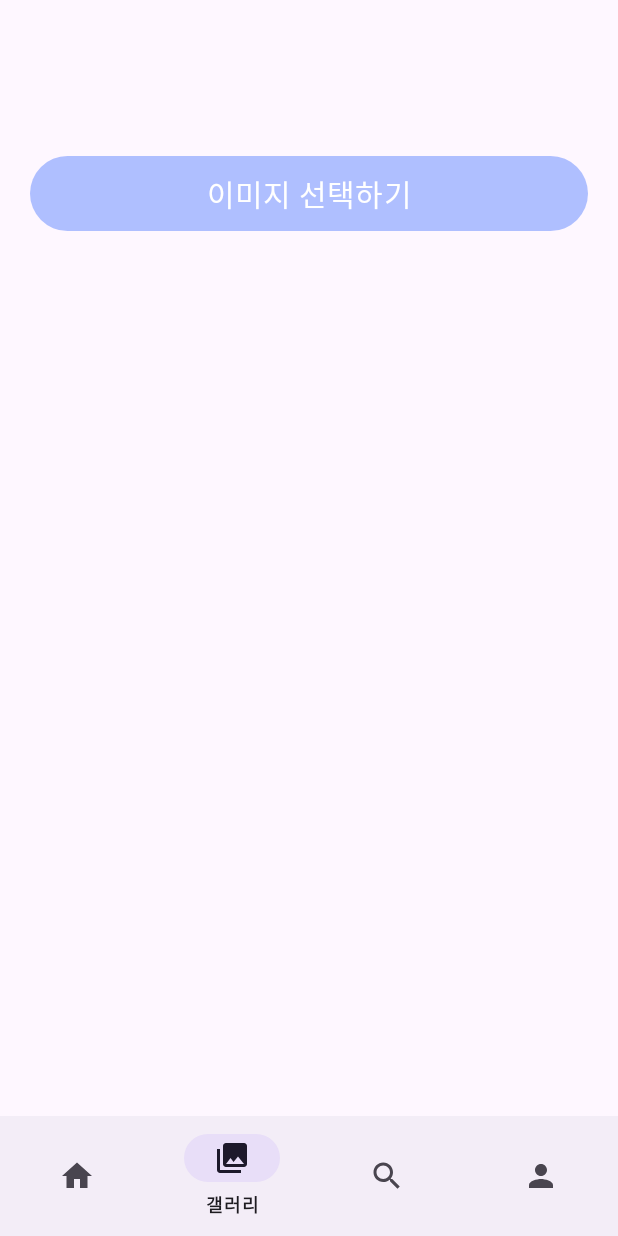
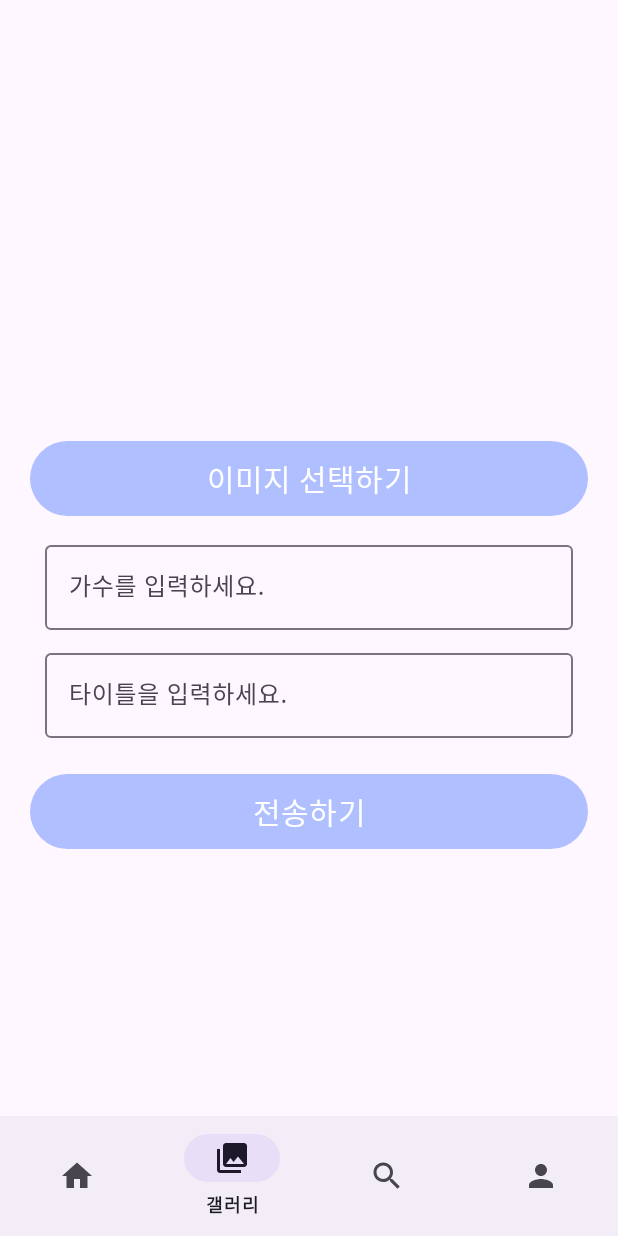
Before and after one commit to GO-SOPT-ANDROID/seohyeon-shin, an Android app: the screen it shows after launch (MainActivity), item 2 of the bottom bar chosen, on a phone screen of 412 x 824 dp. Run offline under Robolectric (Android 15) with nearby library versions, the phone set to English and light mode, and no system bars; our stand-ins replace data binding; libraries missing offline, so code that uses them is left out: com.jakewharton.retrofit2; pictures from the network do not load.

Commit message:
[feat/#10] 음악 등록 기능 추가

```diff
--- a/app/src/main/java/org/android/go/sopt/presentation/view/fragment/GalleryFragment.kt
+++ b/app/src/main/java/org/android/go/sopt/presentation/view/fragment/GalleryFragment.kt
@@ -1,5 +1,6 @@
 package org.android.go.sopt.presentation.view.fragment
 
+import android.net.Uri
 import android.os.Bundle
 import android.view.LayoutInflater
 import android.view.View
@@ -16,6 +17,7 @@ import org.android.go.sopt.util.ContentUriRequestBody
 class GalleryFragment : Fragment() {
     private val viewModel by viewModels<GalleryViewModel>()
     private var _binding: FragmentGalleryBinding? = null
+    private lateinit var imgUri: Uri
     private val binding: FragmentGalleryBinding
         get() = requireNotNull(_binding) {
             "binding null"
@@ -24,22 +26,21 @@ class GalleryFragment : Fragment() {
     val launcher =
         registerForActivityResult(ActivityResultContracts.GetContent()) {
             with(binding) {
-               viewModel.setRequestBody(ContentUriRequestBody(requireContext(), it!!))
+                imgUri = it!!
                 ivGalleryFirst.load(it)
             }
         }
 
     private val requestPermissionLauncher = registerForActivityResult(
         ActivityResultContracts.RequestPermission()
-    ) { isGranted:Boolean ->
+    ) { isGranted: Boolean ->
         if (isGranted) {
             Toast.makeText(
                 requireContext(),
                 "허가",
                 Toast.LENGTH_SHORT
             ).show()
-        }
-        else{
+        } else {
             Toast.makeText(
                 requireContext(),
                 "불허",
@@ -48,6 +49,7 @@ class GalleryFragment : Fragment() {
         }
 
     }
+
     override fun onCreateView(
         inflater: LayoutInflater,
         container: ViewGroup?,
@@ -65,7 +67,21 @@ class GalleryFragment : Fragment() {
         binding.btnGalleryPickImage.setOnClickListener {
             launcher.launch("image/*")
         }
+        uploadMusic()
     }
+
+    private fun uploadMusic() {
+        with(binding) {
+            btnComplete.setOnClickListener {
+                if (!etId.text.isNullOrBlank() && !etSinger.text.isNullOrBlank()) {
+                    viewModel.setRequestBody(
+                        ContentUriRequestBody(requireContext(),imgUri),etId.text.toString(),
+                            etSinger.text.toString())
+                }
+            }
+        }
+    }
+
     override fun onDestroyView() {
         super.onDestroyView()
         _binding = null
--- a/app/src/main/java/org/android/go/sopt/util/ContentUriRequestBody.kt
+++ b/app/src/main/java/org/android/go/sopt/util/ContentUriRequestBody.kt
@@ -48,5 +48,5 @@ class ContentUriRequestBody(
         }
     }
     // 얘는 SerialName을 붙여서 이름을 명시해주지 않았죠? 여기 밑에서 이름을 정해줍니다 !
-    fun toFormData() = MultipartBody.Part.createFormData("file", getFileName(), this)
+    fun toFormData() = MultipartBody.Part.createFormData("image", getFileName(), this)
 }
--- a/app/src/main/res/layout/fragment_gallery.xml
+++ b/app/src/main/res/layout/fragment_gallery.xml
@@ -8,6 +8,7 @@
         android:id="@+id/layout_image"
         android:layout_width="wrap_content"
         android:layout_height="wrap_content"
+        android:layout_marginTop="20dp"
         app:layout_constraintBottom_toTopOf="@id/btn_gallery_pick_image"
         app:layout_constraintEnd_toEndOf="parent"
         app:layout_constraintStart_toStartOf="parent"
@@ -15,19 +16,8 @@
 
         <ImageView
             android:id="@+id/iv_gallery_first"
-            android:layout_width="100dp"
-            android:layout_height="100dp" />
-
-        <ImageView
-            android:id="@+id/iv_gallery_second"
-            android:layout_width="100dp"
-            android:layout_height="100dp"
-            android:layout_marginHorizontal="30dp" />
-
-        <ImageView
-            android:id="@+id/iv_gallery_third"
-            android:layout_width="100dp"
-            android:layout_height="100dp" />
+            android:layout_width="250dp"
+            android:layout_height="250dp" />
 
     </LinearLayout>
 
@@ -37,6 +27,7 @@
         android:layout_height="wrap_content"
         android:layout_marginHorizontal="20dp"
         android:layout_marginBottom="50dp"
+        android:layout_marginTop="20dp"
         android:paddingVertical="10dp"
         android:text="이미지 선택하기"
         android:textSize="20sp"
@@ -44,4 +35,50 @@
         app:layout_constraintEnd_toEndOf="parent"
         app:layout_constraintStart_toStartOf="parent" />
 
+    <com.google.android.material.textfield.TextInputLayout
+        android:id="@+id/layout_et_singer"
+        android:layout_width="0dp"
+        android:layout_marginTop="10dp"
+        android:layout_height="wrap_content"
+        app:layout_constraintStart_toStartOf="parent"
+        app:layout_constraintEnd_toEndOf="parent"
+        app:layout_constraintTop_toBottomOf="@id/btn_gallery_pick_image"
+        android:layout_marginHorizontal="30dp">
+
+        <com.google.android.material.textfield.TextInputEditText
+            android:id="@+id/et_singer"
+            android:layout_width="match_parent"
+            android:layout_height="wrap_content"
+            android:hint="@string/et_hint_singer"
+            />
+    </com.google.android.material.textfield.TextInputLayout>
+    <com.google.android.material.textfield.TextInputLayout
+        android:id="@+id/layout_et_title"
+        android:layout_width="0dp"
+        android:layout_marginTop="10dp"
+        android:layout_height="wrap_content"
+        app:layout_constraintStart_toStartOf="parent"
+        app:layout_constraintEnd_toEndOf="parent"
+        app:layout_constraintTop_toBottomOf="@id/layout_et_singer"
+        android:layout_marginHorizontal="30dp">
+
+        <com.google.android.material.textfield.TextInputEditText
+            android:id="@+id/et_id"
+            android:layout_width="match_parent"
+            android:layout_height="wrap_content"
+            android:hint="@string/et_hint_title"
+            />
+    </com.google.android.material.textfield.TextInputLayout>
+    <Button
+        android:id="@+id/btn_complete"
+        android:layout_width="0dp"
+        android:layout_height="wrap_content"
+        android:layout_marginHorizontal="20dp"
+        android:layout_marginTop="20dp"
+        android:paddingVertical="10dp"
+        android:text="전송하기"
+        android:textSize="20sp"
+        app:layout_constraintTop_toBottomOf="@id/layout_et_title"
+        app:layout_constraintEnd_toEndOf="parent"
+        app:layout_constraintStart_toStartOf="parent" />
 </androidx.constraintlayout.widget.ConstraintLayout>
--- a/app/src/main/res/layout/fragment_home.xml
+++ b/app/src/main/res/layout/fragment_home.xml
@@ -1,4 +1,5 @@
 <?xml version="1.0" encoding="utf-8"?>
+<layout>
 <androidx.constraintlayout.motion.widget.MotionLayout xmlns:android="http://schemas.android.com/apk/res/android"
     android:layout_width="match_parent"
     android:layout_height="match_parent"
@@ -70,3 +71,5 @@
         app:layout_constraintStart_toStartOf="@id/ic_logo"/>
 
 </androidx.constraintlayout.motion.widget.MotionLayout>
+
+</layout>
--- a/app/src/main/res/values/strings.xml
+++ b/app/src/main/res/values/strings.xml
@@ -5,6 +5,8 @@
     <string name="id">ID</string>
     <string name="et_hint_id">아이디를 입력하세요.</string>
     <string name="et_hint_pw">비밀번호를 입력하세요.</string>
+    <string name="et_hint_title">타이틀을 입력하세요.</string>
+    <string name="et_hint_singer">가수를 입력하세요.</string>
     <string name="login">LOGIN</string>
     <string name="pw">PW</string>
     <string name="sign_up">SIGN UP</string>
```
Also changed, not shown: app/src/main/AndroidManifest.xml (+6 -2 lines), app/src/main/java/org/android/go/sopt/data/model/response/ResponseMusicDto.kt (added, +24 -0 lines), app/src/main/java/org/android/go/sopt/data/service/ImageService.kt (+9 -3 lines), app/src/main/java/org/android/go/sopt/presentation/viewmodel/GalleryViewModel.kt (+16 -9 lines).
